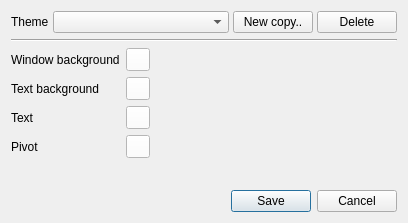
Old version of the form app/src/styling/cthemesdialog.ui in the repository VioletGiraffe/FasterThanSight.
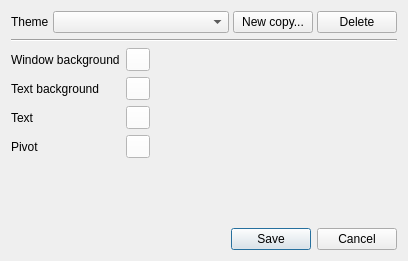
New version of the form.

Commit message: 1.2.1. F11/Fullscreen menu item disabled on Mac; clicking the window only controls playback when window already had focus; DMG creation scrip added

```diff
--- a/app/src/styling/cthemesdialog.ui
+++ b/app/src/styling/cthemesdialog.ui
@@ -7,7 +7,7 @@
     <x>0</x>
     <y>0</y>
     <width>408</width>
-    <height>223</height>
+    <height>261</height>
    </rect>
   </property>
   <property name="windowTitle">
@@ -32,7 +32,7 @@
      <item>
       <widget class="QPushButton" name="_btnCopy">
        <property name="text">
-        <string>New copy..</string>
+        <string>New copy...</string>
        </property>
       </widget>
      </item>
```
The commit also changes 3 other files.
